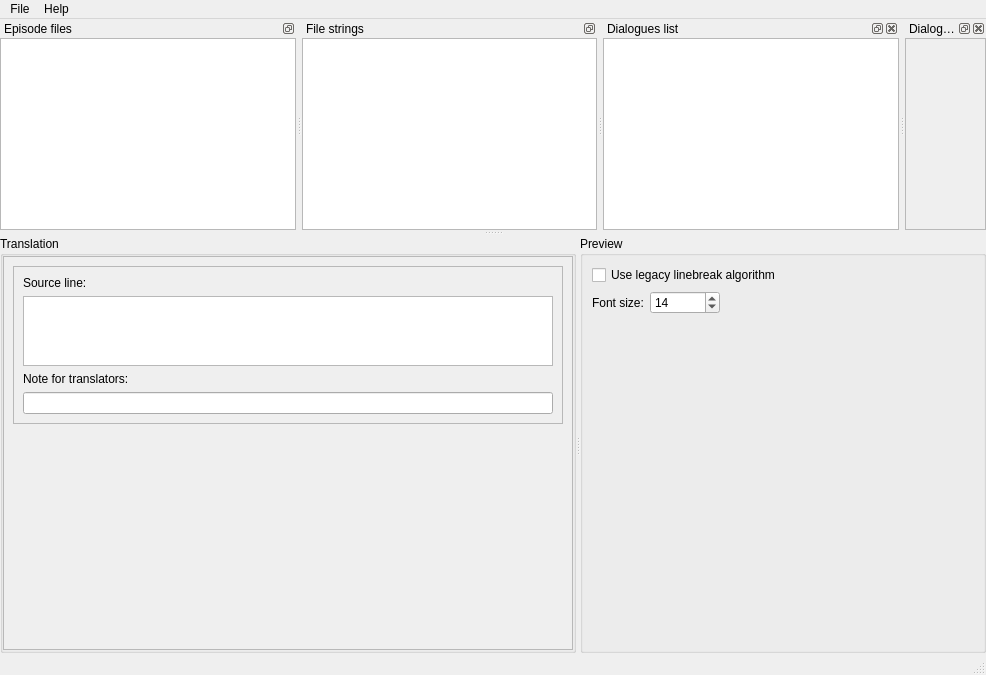
The window that Translator/translator_main.ui (WohlSoft/Moondust-Project) describes before a commit, drawn with Qt 5.
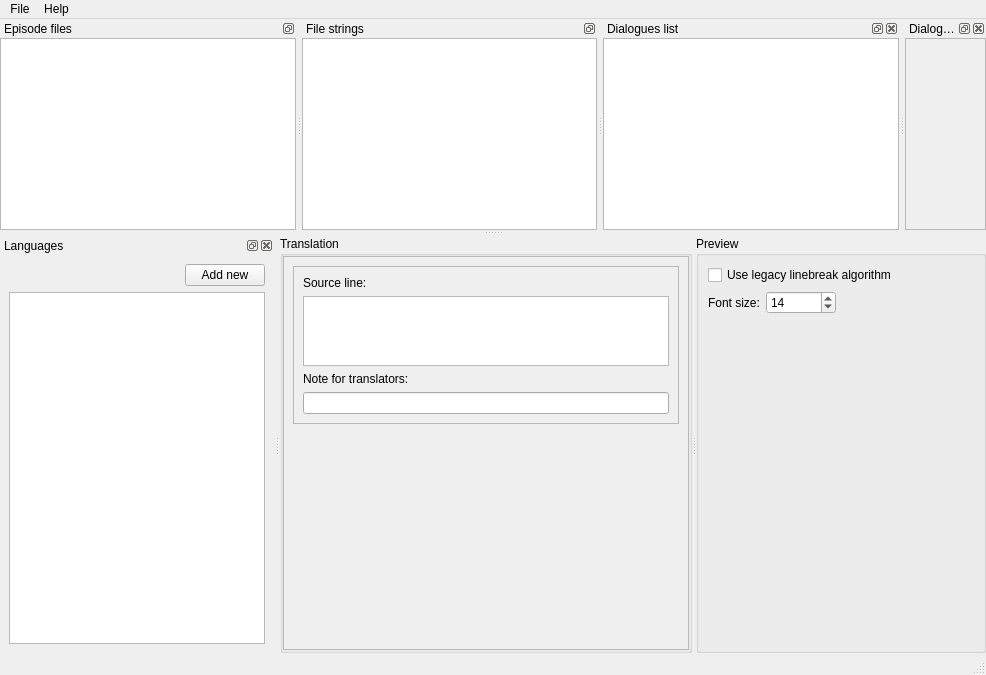
The same window after the commit. Icons and pictures are not drawn. Custom widgets are drawn as their Qt base class.

Commit message: Translator: Added draft for the languages list

```diff
--- a/Translator/translator_main.ui
+++ b/Translator/translator_main.ui
@@ -72,7 +72,7 @@
             <rect>
              <x>0</x>
              <y>0</y>
-             <width>569</width>
+             <width>434</width>
              <height>396</height>
             </rect>
            </property>
@@ -365,6 +365,41 @@
     </widget>
    </widget>
   </widget>
+  <widget class="QDockWidget" name="languagesList">
+   <property name="windowTitle">
+    <string>Languages</string>
+   </property>
+   <attribute name="dockWidgetArea">
+    <number>1</number>
+   </attribute>
+   <widget class="QWidget" name="dockWidgetContents_2">
+    <layout class="QGridLayout" name="gridLayout_3">
+     <item row="0" column="0">
+      <spacer name="languagesSpacer">
+       <property name="orientation">
+        <enum>Qt::Horizontal</enum>
+       </property>
+       <property name="sizeHint" stdset="0">
+        <size>
+         <width>121</width>
+         <height>20</height>
+        </size>
+       </property>
+      </spacer>
+     </item>
+     <item row="0" column="1">
+      <widget class="QPushButton" name="languagesAdd">
+       <property name="text">
+        <string>Add new</string>
+       </property>
+      </widget>
+     </item>
+     <item row="1" column="0" colspan="2">
+      <widget class="QListView" name="languagesListView"/>
+     </item>
+    </layout>
+   </widget>
+  </widget>
   <action name="actionOpenProject">
    <property name="text">
     <string>Open episode project...</string>
```
Left out of the diff: 2 changed lines with no effect on the pictures.
